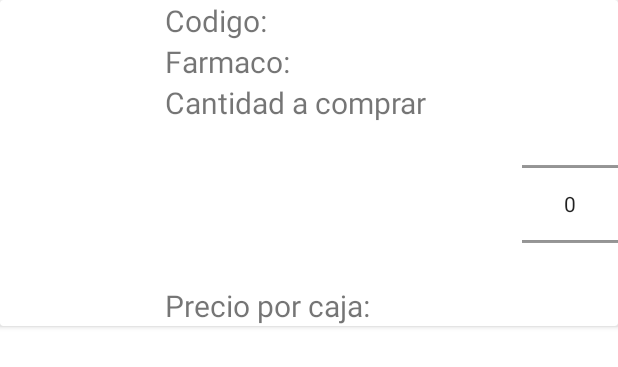
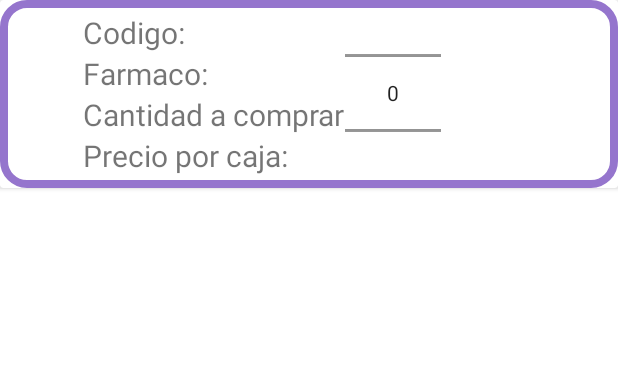
Before and after one commit to Marcs202/desafio2Farmacia, an Android app: the layout view_single_medicamento_carrito.xml on its own in the app's theme, with its tools: preview values and no code run, on a phone screen of 412 x 824 dp. Shown: the top 367 px of the screen. Run offline under Robolectric (Android 15) with nearby library versions, the phone set to English and light mode, and no system bars.

Commit message:
Funcionalidad terminada

```diff
--- a/app/src/main/java/com/laboratorio/desafio2farmacia/adapter/MedicamentoAdapter.java
+++ b/app/src/main/java/com/laboratorio/desafio2farmacia/adapter/MedicamentoAdapter.java
@@ -45,7 +45,7 @@ public class MedicamentoAdapter extends FirebaseRecyclerAdapter <Medicamentos, M
         holder.lblMedicamento.setText("Código: " + model.getCodigo());
         holder.nombre.setText("Farmaco: " + model.getNombre());
         holder.cantidad.setText("Cantidad disponible: " + String.valueOf(model.getCantidad()));
-        holder.precio.setText("Precio: " + String.valueOf(model.getPrecio()));
+        holder.precio.setText("Precio: $" + String.valueOf(model.getPrecio()));
         Picasso.get().load(model.getUrlImagen()).into(holder.imagenMedicamento);
 
         holder.botonCarrito.setOnClickListener(new View.OnClickListener() {
@@ -69,7 +69,7 @@ public class MedicamentoAdapter extends FirebaseRecyclerAdapter <Medicamentos, M
                     carrito.add(model);  // Asegúrate de tener acceso al medicamento 'model' aquí
                     viewModel.carrito.setValue(carrito);
 
-                    Toast toast = Toast.makeText(v.getContext()  ,"Medicamento agregado al carrito",Toast.LENGTH_LONG);
+                    Toast toast = Toast.makeText(v.getContext()  ,"Medicamento agregado al carrito",Toast.LENGTH_SHORT);
                     toast.setGravity(Gravity.TOP, 0, 0);
                     toast.show();
                 } else {
--- a/app/src/main/java/com/laboratorio/desafio2farmacia/model/Compras.java
+++ b/app/src/main/java/com/laboratorio/desafio2farmacia/model/Compras.java
@@ -1,4 +1,9 @@
 package com.laboratorio.desafio2farmacia.model;
+
+import com.google.firebase.database.snapshot.StringNode;
+
+import org.jetbrains.annotations.NotNull;
+import org.jetbrains.annotations.Nullable;
 
 public class Compras {
     String Codigo;
@@ -14,6 +19,7 @@ public class Compras {
         Fecha = fecha;
         CostoTotalCompra = costoTotalCompra;
     }
+
 
     public String getCodigo() {
         return Codigo;
--- a/app/src/main/java/com/laboratorio/desafio2farmacia/model/Medicamentos.java
+++ b/app/src/main/java/com/laboratorio/desafio2farmacia/model/Medicamentos.java
@@ -3,9 +3,6 @@ package com.laboratorio.desafio2farmacia.model;
 public class Medicamentos {
     String Nombre;
     String UrlImagen;
-
-
-
     String Codigo;
     int Cantidad;
     Double Precio;
--- a/app/src/main/res/layout/fragment_carrito.xml
+++ b/app/src/main/res/layout/fragment_carrito.xml
@@ -31,7 +31,7 @@
         app:layout_constraintVertical_bias="0.403" />
 
     <Button
-        android:id="@+id/button"
+        android:id="@+id/btnComprar"
         android:layout_width="wrap_content"
         android:layout_height="wrap_content"
         android:text="@string/btnCompra"
--- a/app/src/main/res/layout/view_single_compra.xml
+++ b/app/src/main/res/layout/view_single_compra.xml
@@ -1,7 +1,7 @@
 <?xml version="1.0" encoding="utf-8"?>
-<androidx.cardview.widget.CardView  xmlns:android="http://schemas.android.com/apk/res/android"
+<androidx.cardview.widget.CardView xmlns:android="http://schemas.android.com/apk/res/android"
     android:layout_width="match_parent"
-    android:layout_height="match_parent">
+    android:layout_height="wrap_content">
 
     <LinearLayout
         android:layout_width="match_parent"
--- a/app/src/main/res/layout/view_single_medicamento.xml
+++ b/app/src/main/res/layout/view_single_medicamento.xml
@@ -10,7 +10,6 @@
         android:layout_width="match_parent"
         android:layout_height="wrap_content"
         android:background="@drawable/border_color_rounded"
-
         android:orientation="horizontal"
         android:paddingLeft="6dp"
         android:paddingTop="8dp"
--- a/app/src/main/res/layout/view_single_medicamento_carrito.xml
+++ b/app/src/main/res/layout/view_single_medicamento_carrito.xml
@@ -3,31 +3,25 @@
     xmlns:app="http://schemas.android.com/apk/res-auto"
     xmlns:tools="http://schemas.android.com/tools"
     android:layout_width="match_parent"
-    android:layout_height="wrap_content">
+    android:layout_height="wrap_content"
+    android:layout_marginBottom="15dp">
 
     <LinearLayout
         android:layout_width="match_parent"
         android:layout_height="wrap_content"
+        android:background="@drawable/border_color_rounded"
         android:orientation="horizontal"
+        android:paddingLeft="55dp"
+        android:paddingTop="8dp"
+        android:paddingRight="10dp"
+        android:paddingBottom="8dp"
         app:layout_constraintBottom_toBottomOf="parent"
         app:layout_constraintEnd_toEndOf="parent"
         app:layout_constraintStart_toStartOf="parent"
         app:layout_constraintTop_toTopOf="parent">
 
         <LinearLayout
-            android:layout_width="110dp"
-            android:layout_height="120dp"
-            android:orientation="vertical">
-
-            <ImageView
-                android:id="@+id/imagenMedicamento"
-                android:layout_width="match_parent"
-                android:layout_height="wrap_content"
-                android:src="@drawable/casa" />
-        </LinearLayout>
-
-        <LinearLayout
-            android:layout_width="match_parent"
+            android:layout_width="wrap_content"
             android:layout_height="wrap_content"
             android:orientation="vertical">
 
@@ -52,13 +46,6 @@
                 android:text="@string/lblCantidadCompra"
                 android:textSize="20sp" />
 
-            <NumberPicker
-                android:id="@+id/myNumberPicker"
-                android:layout_width="wrap_content"
-                android:layout_height="108dp"
-                android:layout_gravity="end"
-                android:orientation="horizontal" />
-
 
             <TextView
                 android:id="@+id/lblSinglePrecio"
@@ -68,5 +55,21 @@
                 android:textSize="20sp" />
 
         </LinearLayout>
+
+        <LinearLayout
+            android:layout_width="match_parent"
+            android:layout_height="match_parent"
+            android:orientation="vertical">
+
+            <NumberPicker
+                android:id="@+id/myNumberPicker"
+                android:layout_width="wrap_content"
+                android:layout_height="108dp"
+                android:layout_gravity="start"
+                android:gravity="right"
+                android:orientation="horizontal" />
+        </LinearLayout>
+
     </LinearLayout>
+
 </androidx.cardview.widget.CardView>
```
Also changed, not shown: app/src/main/java/com/laboratorio/desafio2farmacia/adapter/CarritoAdapter.kt (+34 -8 lines), app/src/main/java/com/laboratorio/desafio2farmacia/ui/carrito/CarritoFragment.kt (+66 -0 lines).
